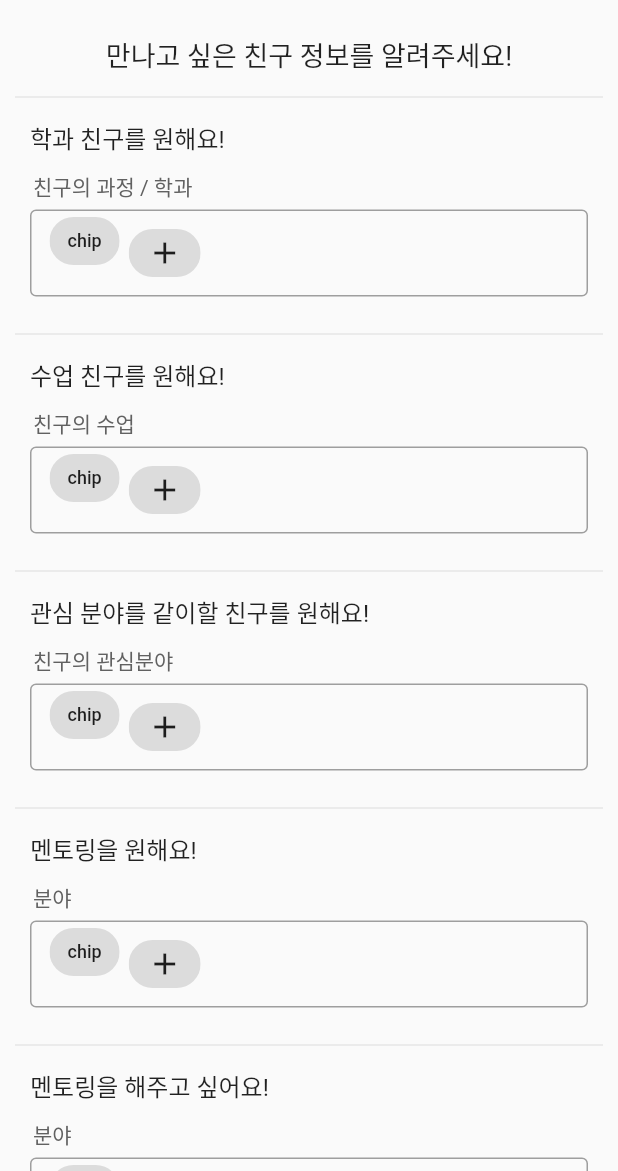
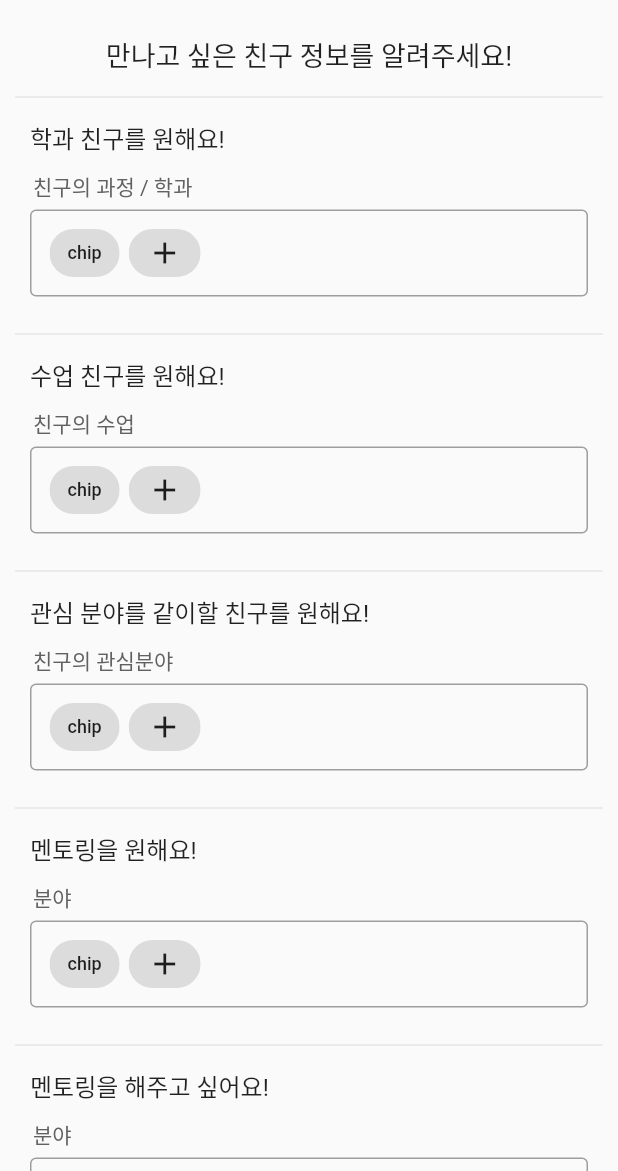
Before and after one commit to Yenu-Project/kai-friends-app, a Flutter app: the RegisterFriendInfoPage screen opened directly, on a phone screen of 412 x 824 dp, the part 65-1236 px from its top. Run offline on Flutter 3.47's test engine with Material 2 defaults, Android fonts, the phone set to English and light mode, and no system bars.

Commit message:
fix(chip input): fix wrong alignment by adding shrinkWrap to ActionChip

```diff
--- a/lib/widgets/input/chip_input_box.dart
+++ b/lib/widgets/input/chip_input_box.dart
@@ -22,7 +22,7 @@ class ChipInputBox extends StatelessWidget {
         Container(
           width: double.infinity,
           margin: const EdgeInsets.fromLTRB(10, 5, 10, 20),
-          padding: const EdgeInsets.symmetric(horizontal: 12, vertical: 4),
+          padding: const EdgeInsets.symmetric(horizontal: 12, vertical: 12),
           decoration: BoxDecoration(
             borderRadius: BorderRadius.circular(4),
             border: Border.all(
@@ -38,6 +38,7 @@ class ChipInputBox extends StatelessWidget {
               // TODO: add multiple ColorChip() to here,
               ActionChip(
                 label: const Icon(Icons.add),
+                materialTapTargetSize: MaterialTapTargetSize.shrinkWrap,
                 onPressed: () => showDetailDialog(context),
               ),
             ],
```
